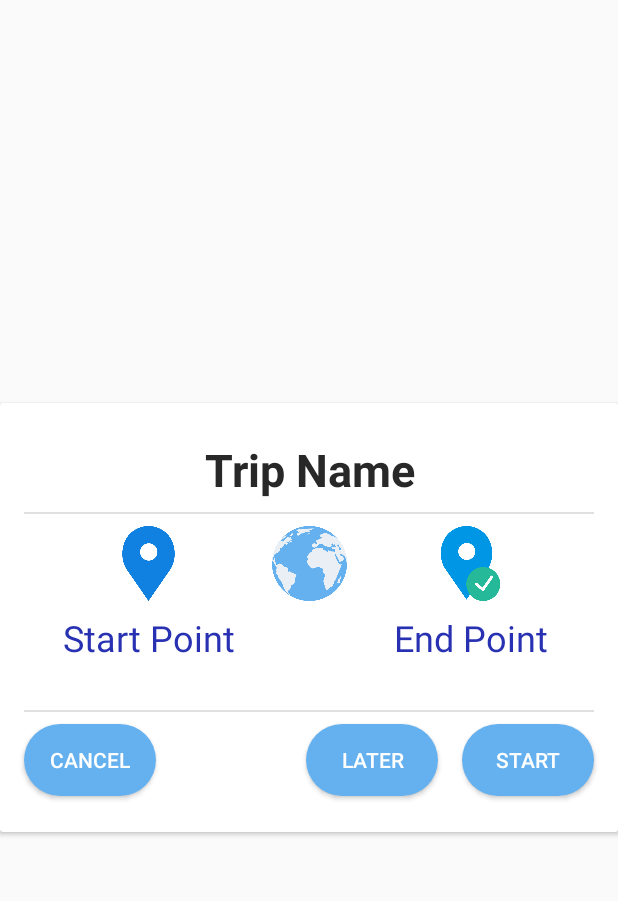
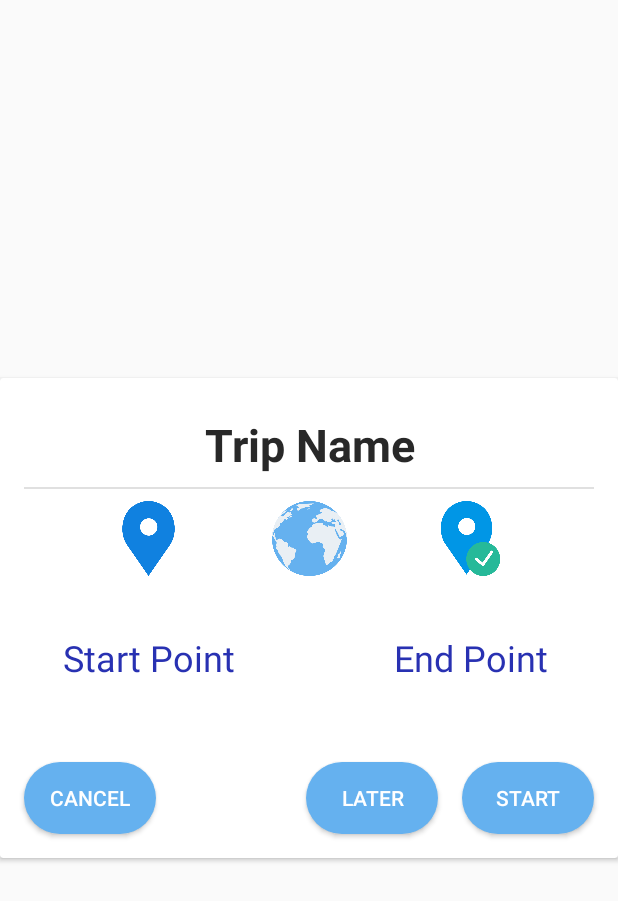
Before and after one commit to ahmdaliielsayed/MiTrip, an Android app: the layout activity_dialogue.xml on its own in the app's theme, with its tools: preview values and no code run, on a phone screen of 412 x 824 dp. Shown: the top 901 px of the screen. Run offline under Robolectric (Android 15) with nearby library versions, the phone set to English and light mode, and no system bars.

Commit message:
change many things to new data

```diff
--- a/app/src/main/res/layout/activity_dialogue.xml
+++ b/app/src/main/res/layout/activity_dialogue.xml
@@ -56,10 +56,12 @@
             android:layout_width="0dp"
             android:layout_height="wrap_content"
             android:layout_marginTop="8dp"
+            android:layout_marginBottom="8dp"
             android:text="@string/editTxtStartPoint"
             android:textAlignment="center"
             android:textColor="@color/colorPrimary"
             android:textSize="24sp"
+            app:layout_constraintBottom_toTopOf="@+id/guideline"
             app:layout_constraintEnd_toStartOf="@+id/imageView3"
             app:layout_constraintStart_toStartOf="@+id/divider"
             app:layout_constraintTop_toBottomOf="@+id/imageViewStartPoint" />
@@ -89,37 +91,30 @@
             android:layout_width="0dp"
             android:layout_height="wrap_content"
             android:layout_marginTop="8dp"
+            android:layout_marginBottom="8dp"
             android:text="@string/txtViewEndPoint"
             android:textAlignment="center"
             android:textColor="@color/colorPrimary"
             android:textSize="24sp"
+            app:layout_constraintBottom_toTopOf="@+id/guideline"
             app:layout_constraintEnd_toEndOf="@+id/divider"
             app:layout_constraintStart_toEndOf="@+id/imageView3"
             app:layout_constraintTop_toBottomOf="@+id/imageViewEndPoint" />
-
-        <View
-            android:id="@+id/divider2"
-            android:layout_width="0dp"
-            android:layout_height="1dp"
-            android:layout_marginTop="32dp"
-            android:layout_marginEnd="16dp"
-            android:background="?android:attr/listDivider"
-            app:layout_constraintEnd_toEndOf="parent"
-            app:layout_constraintStart_toStartOf="@+id/txtViewTripName"
-            app:layout_constraintTop_toBottomOf="@+id/txtViewStartPoint" />
 
         <Button
             android:id="@+id/btnStartTrip"
             style="@style/Widget.AppCompat.Button"
             android:layout_width="wrap_content"
             android:layout_height="wrap_content"
-            android:layout_marginTop="8dp"
+            android:layout_marginTop="16dp"
+            android:layout_marginBottom="16dp"
             android:layout_weight="1"
             android:background="@drawable/btn_dialogue_style"
             android:text="@string/start"
             android:textColor="@color/white"
-            app:layout_constraintEnd_toEndOf="@+id/divider2"
-            app:layout_constraintTop_toBottomOf="@+id/divider2" />
+            app:layout_constraintBottom_toBottomOf="parent"
+            app:layout_constraintEnd_toEndOf="@+id/txtViewEndPoint"
+            app:layout_constraintTop_toTopOf="@+id/guideline" />
 
         <Button
             android:id="@+id/btnLaterTrip"
@@ -131,6 +126,7 @@
             android:background="@drawable/btn_dialogue_style"
             android:text="@string/later"
             android:textColor="@color/white"
+            app:layout_constraintBottom_toBottomOf="@+id/btnStartTrip"
             app:layout_constraintEnd_toStartOf="@+id/btnStartTrip"
             app:layout_constraintTop_toTopOf="@+id/btnStartTrip" />
 
@@ -140,17 +136,22 @@
             android:layout_width="wrap_content"
             android:layout_height="wrap_content"
             android:layout_marginEnd="16dp"
-            android:layout_marginBottom="24dp"
             android:layout_weight="1"
             android:background="@drawable/btn_dialogue_style"
             android:text="@string/cancel"
             android:textColor="@color/white"
-            app:layout_constraintBottom_toBottomOf="parent"
+            app:layout_constraintBottom_toBottomOf="@+id/btnLaterTrip"
             app:layout_constraintEnd_toStartOf="@+id/btnLaterTrip"
             app:layout_constraintHorizontal_bias="0.0"
-            app:layout_constraintStart_toStartOf="@+id/divider2"
-            app:layout_constraintTop_toTopOf="@+id/btnLaterTrip"
-            app:layout_constraintVertical_bias="1.0" />
+            app:layout_constraintStart_toStartOf="@+id/txtViewStartPoint"
+            app:layout_constraintTop_toTopOf="@+id/btnLaterTrip" />
+
+        <androidx.constraintlayout.widget.Guideline
+            android:id="@+id/guideline"
+            android:layout_width="wrap_content"
+            android:layout_height="wrap_content"
+            android:orientation="horizontal"
+            app:layout_constraintGuide_begin="240dp" />
 
     </androidx.constraintlayout.widget.ConstraintLayout>
 
```
